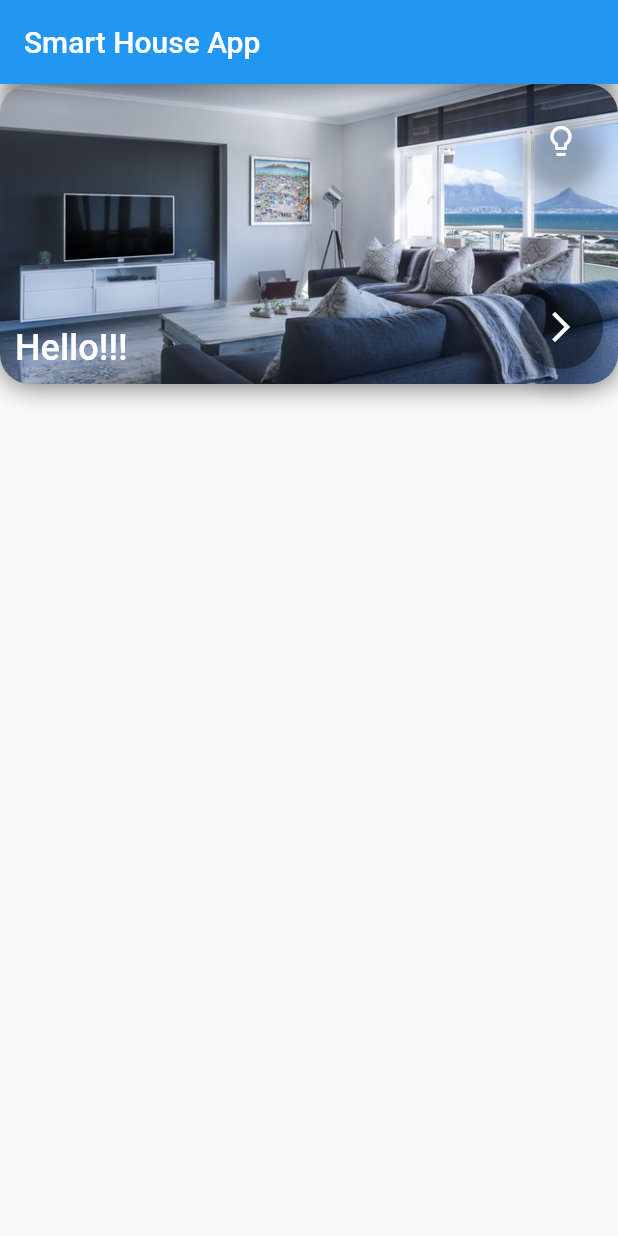
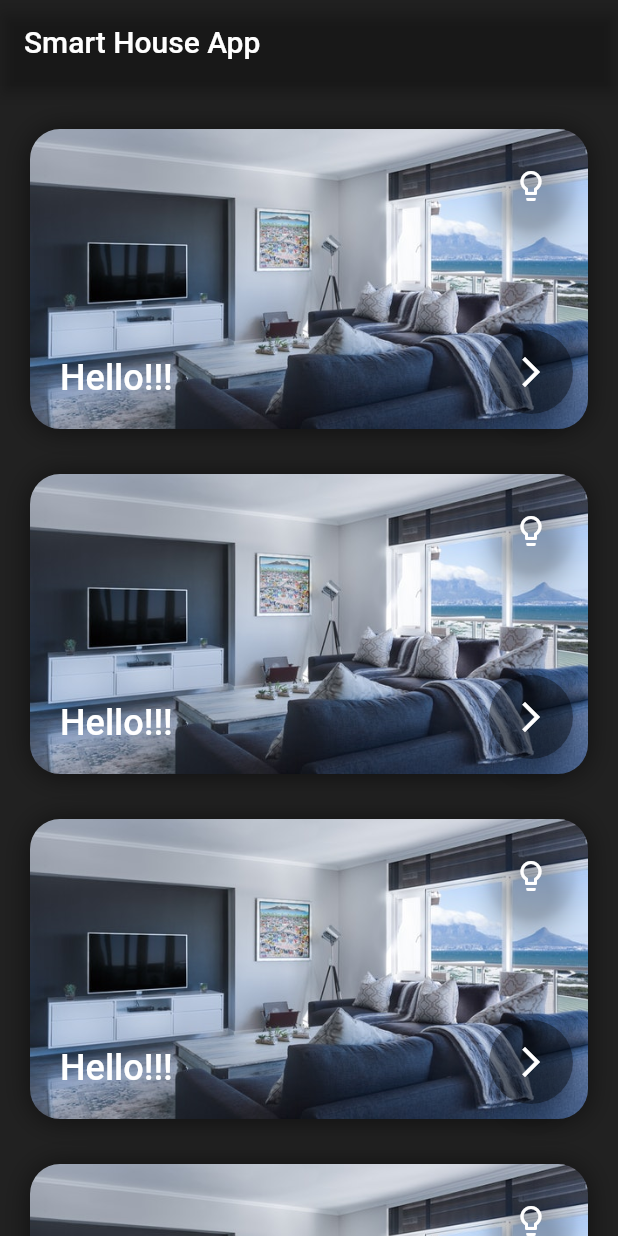
Before and after one commit to gdglapaz/FlutterStudyJam-2019, a Flutter app: the screen it shows after launch, on a phone screen of 412 x 824 dp. Run offline on Flutter 3.47's test engine with Material 2 defaults, Android fonts, the phone set to English and light mode, and no system bars.

Commit message:
structure refactor

```diff
--- a/lib/main.dart
+++ b/lib/main.dart
@@ -1,89 +1,20 @@
 import 'package:flutter/material.dart';
+import 'package:smart_house_application/screens/home/home.dart';
 
 void main(){
   runApp(
     MaterialApp(
       home: Scaffold(
         appBar: AppBar(
+          backgroundColor: Colors.black87,
           title: Text(
             "Smart House App",
             textDirection: TextDirection.ltr,
           ),
         ),
-        body: CardRoom()
+        body: Home()
       ),
 
     )
   );
 }
-
-class CardRoom extends StatelessWidget {
-  @override
-  Widget build(BuildContext context) {
-    final cardTitle = Text(
-      "Hello!!!",
-      textDirection: TextDirection.ltr,
-      style: TextStyle(
-          color: Colors.white,
-          fontSize: 24.0,
-          fontWeight: FontWeight.w500
-      ),
-    );
-
-    final cardArrowFab = Positioned(
-      bottom: 10.0,
-      right: 10.0,
-      child: FloatingActionButton(
-        backgroundColor: Colors.black38,
-        child: Icon(
-          Icons.arrow_forward_ios,
-          color: Colors.white,
-        ),
-      ),
-    );
-
-    final cardLightFab = Positioned(
-      top: 10.0,
-      right: 10.0,
-      child: FloatingActionButton(
-        backgroundColor: Colors.transparent,
-        child: Icon(
-          Icons.lightbulb_outline,
-          color: Colors.white,
-        ),
-      ),
-    );
-
-    final cardContainer = Container(
-      height: 200.0,
-      decoration: BoxDecoration(
-        image: DecorationImage(
-          image: AssetImage('assets/images/pic_house.jpg'),
-          fit: BoxFit.cover
-        ),
-        borderRadius: BorderRadius.circular(20.0),
-        boxShadow: <BoxShadow>[
-          BoxShadow(
-            color: Colors.black54,
-            blurRadius: 15.0,
-            offset: Offset(0.0, 0.75)
-          )
-        ]
-      )
-    );
-
-
-    return Stack(
-      children: <Widget>[
-        cardContainer,
-        Positioned(
-          bottom: 10.0,
-          left: 10.0,
-          child: cardTitle,
-        ),
-        cardArrowFab,
-        cardLightFab
-      ],
-    );
-  }
-}
--- /dev/null
+++ b/lib/screens/home/home.dart
@@ -0,0 +1,12 @@
+import 'package:flutter/material.dart';
+import 'package:smart_house_application/screens/home/widgets/list_card_room.dart';
+
+class Home extends StatelessWidget {
+  @override
+  Widget build(BuildContext context) {
+    return Container(
+        color: Colors.black87,
+        child: ListCardRoom()
+    );
+  }
+}
--- /dev/null
+++ b/lib/screens/home/widgets/card_room.dart
@@ -0,0 +1,79 @@
+import 'package:flutter/material.dart';
+
+class CardRoom extends StatelessWidget {
+  double paddingSize = 10.0;
+
+  @override
+  Widget build(BuildContext context) {
+    final cardTitle = Text(
+      "Hello!!!",
+      textDirection: TextDirection.ltr,
+      style: TextStyle(
+          color: Colors.white,
+          fontSize: 24.0,
+          fontWeight: FontWeight.w500
+      ),
+    );
+
+    final cardArrowFab = Positioned(
+      bottom: paddingSize,
+      right: paddingSize,
+      child: FloatingActionButton(
+        backgroundColor: Colors.black38,
+        child: Icon(
+          Icons.arrow_forward_ios,
+          color: Colors.white,
+        ),
+        onPressed: null,
+      ),
+    );
+
+    final cardLightFab = Positioned(
+      top: paddingSize,
+      right: paddingSize,
+      child: FloatingActionButton(
+        backgroundColor: Colors.transparent,
+        child: Icon(
+          Icons.lightbulb_outline,
+          color: Colors.white,
+        ),
+        onPressed: null,
+      ),
+    );
+
+    final cardContainer = Container(
+        height: 200.0,
+        decoration: BoxDecoration(
+            image: DecorationImage(
+                image: AssetImage('assets/images/pic_house.jpg'),
+                fit: BoxFit.cover
+            ),
+            borderRadius: BorderRadius.circular(20.0),
+            boxShadow: <BoxShadow>[
+              BoxShadow(
+                  color: Colors.black54,
+                  blurRadius: 15.0,
+                  offset: Offset(0.0, 0.75)
+              )
+            ]
+        )
+    );
+
+
+    return Container(
+      margin: EdgeInsets.only(left: 20.0, right: 20.0, top: 30.0),
+      child: Stack(
+        children: <Widget>[
+          cardContainer,
+          Positioned(
+            bottom: paddingSize*2,
+            left: paddingSize*2,
+            child: cardTitle,
+          ),
+          cardArrowFab,
+          cardLightFab
+        ],
+      )
+    );
+  }
+}
--- /dev/null
+++ b/lib/screens/home/widgets/list_card_room.dart
@@ -0,0 +1,16 @@
+import 'package:flutter/material.dart';
+import 'package:smart_house_application/screens/home/widgets/card_room.dart';
+
+class ListCardRoom extends StatelessWidget {
+  @override
+  Widget build(BuildContext context) {
+    return ListView(
+        children: <Widget>[
+          CardRoom(),
+          CardRoom(),
+          CardRoom(),
+          CardRoom(),
+        ],
+    );
+  }
+}
```
Also changed, not shown: 1 other file.
